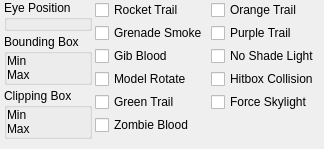
SamVanheer/HalfLifeAssetManager, file src/hlam/plugins/halflife/studiomodel/ui/dockpanels/ModelDataPanel.ui: the form before one commit.
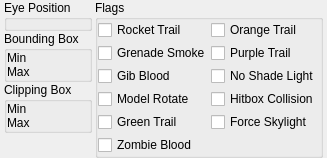
The form after the commit. Custom widgets are drawn as their Qt base class.

Commit message: Replace SimpleVector3Edit with ShortVector3Edit

```diff
--- a/src/hlam/plugins/halflife/studiomodel/ui/dockpanels/ModelDataPanel.ui
+++ b/src/hlam/plugins/halflife/studiomodel/ui/dockpanels/ModelDataPanel.ui
@@ -6,14 +6,14 @@
    <rect>
     <x>0</x>
     <y>0</y>
-    <width>281</width>
-    <height>136</height>
+    <width>280</width>
+    <height>137</height>
    </rect>
   </property>
   <property name="windowTitle">
    <string>Form</string>
   </property>
-  <layout class="QHBoxLayout" name="horizontalLayout">
+  <layout class="QHBoxLayout" name="MainLayout">
    <property name="spacing">
     <number>3</number>
    </property>
@@ -33,31 +33,25 @@
     <number>0</number>
    </property>
    <item>
-    <layout class="QVBoxLayout" name="verticalLayout_3">
-     <property name="bottomMargin">
-      <number>10</number>
-     </property>
-     <item>
-      <widget class="QGroupBox" name="groupBox">
-       <property name="sizePolicy">
-        <sizepolicy hsizetype="Preferred" vsizetype="Preferred">
-         <horstretch>0</horstretch>
-         <verstretch>0</verstretch>
-        </sizepolicy>
-       </property>
-       <property name="layoutDirection">
-        <enum>Qt::LeftToRight</enum>
-       </property>
-       <property name="title">
-        <string>Eye Position</string>
-       </property>
-       <property name="flat">
-        <bool>true</bool>
-       </property>
        <layout class="QVBoxLayout" name="verticalLayout">
         <property name="spacing">
          <number>0</number>
         </property>
+     <property name="bottomMargin">
+      <number>0</number>
+     </property>
+     <item>
+      <widget class="QGroupBox" name="EyePositionBox">
+       <property name="title">
+        <string>Eye Position</string>
+       </property>
+       <property name="flat">
+        <bool>true</bool>
+       </property>
+       <layout class="QHBoxLayout" name="horizontalLayout_9">
+        <property name="spacing">
+         <number>0</number>
+        </property>
         <property name="leftMargin">
          <number>0</number>
         </property>
@@ -71,45 +65,36 @@
          <number>0</number>
         </property>
         <item>
-         <widget class="qt::widgets::SimpleVector3Edit" name="EyePosition" native="true">
-          <property name="sizePolicy">
-           <sizepolicy hsizetype="Preferred" vsizetype="Preferred">
-            <horstretch>0</horstretch>
-            <verstretch>0</verstretch>
-           </sizepolicy>
+         <spacer name="horizontalSpacer">
+          <property name="orientation">
+           <enum>Qt::Horizontal</enum>
           </property>
-          <property name="minimumSize">
+          <property name="sizeHint" stdset="0">
            <size>
             <width>0</width>
             <height>0</height>
            </size>
           </property>
-          <property name="maximumSize">
-           <size>
-            <width>16777215</width>
-            <height>16777215</height>
-           </size>
-          </property>
-         </widget>
+         </spacer>
+        </item>
+        <item>
+         <widget class="qt::widgets::ShortVector3Edit" name="EyePosition" native="true"/>
         </item>
        </layout>
       </widget>
      </item>
      <item>
-      <widget class="QGroupBox" name="groupBox_2">
-       <property name="sizePolicy">
-        <sizepolicy hsizetype="Preferred" vsizetype="Preferred">
-         <horstretch>0</horstretch>
-         <verstretch>0</verstretch>
-        </sizepolicy>
-       </property>
+      <widget class="QGroupBox" name="groupBox_4">
        <property name="title">
         <string>Bounding Box</string>
        </property>
        <property name="flat">
         <bool>true</bool>
        </property>
-       <layout class="QGridLayout" name="gridLayout">
+       <layout class="QVBoxLayout" name="verticalLayout_5">
+        <property name="spacing">
+         <number>0</number>
+        </property>
         <property name="leftMargin">
          <number>0</number>
         </property>
@@ -122,97 +107,55 @@
         <property name="bottomMargin">
          <number>0</number>
         </property>
-        <property name="verticalSpacing">
+        <item>
+         <layout class="QHBoxLayout" name="BBoxMinLayout">
+          <property name="spacing">
          <number>0</number>
         </property>
-        <item row="1" column="0">
-         <widget class="QLabel" name="label_2">
-          <property name="sizePolicy">
-           <sizepolicy hsizetype="Fixed" vsizetype="Preferred">
-            <horstretch>0</horstretch>
-            <verstretch>0</verstretch>
-           </sizepolicy>
-          </property>
-          <property name="text">
-           <string>Max</string>
-          </property>
-         </widget>
-        </item>
-        <item row="1" column="1">
-         <widget class="qt::widgets::SimpleVector3Edit" name="BBoxMax" native="true">
-          <property name="sizePolicy">
-           <sizepolicy hsizetype="Preferred" vsizetype="Preferred">
-            <horstretch>0</horstretch>
-            <verstretch>0</verstretch>
-           </sizepolicy>
-          </property>
-          <property name="minimumSize">
-           <size>
-            <width>0</width>
-            <height>0</height>
-           </size>
-          </property>
-          <property name="maximumSize">
-           <size>
-            <width>16777215</width>
-            <height>16777215</height>
-           </size>
-          </property>
-         </widget>
-        </item>
-        <item row="0" column="1">
-         <widget class="qt::widgets::SimpleVector3Edit" name="BBoxMin" native="true">
-          <property name="sizePolicy">
-           <sizepolicy hsizetype="Preferred" vsizetype="Preferred">
-            <horstretch>0</horstretch>
-            <verstretch>0</verstretch>
-           </sizepolicy>
-          </property>
-          <property name="minimumSize">
-           <size>
-            <width>0</width>
-            <height>0</height>
-           </size>
-          </property>
-          <property name="maximumSize">
-           <size>
-            <width>16777215</width>
-            <height>16777215</height>
-           </size>
-          </property>
-         </widget>
-        </item>
-        <item row="0" column="0">
-         <widget class="QLabel" name="label">
-          <property name="sizePolicy">
-           <sizepolicy hsizetype="Fixed" vsizetype="Preferred">
-            <horstretch>0</horstretch>
-            <verstretch>0</verstretch>
-           </sizepolicy>
-          </property>
+          <item>
+           <widget class="QLabel" name="label_8">
           <property name="text">
            <string>Min</string>
           </property>
          </widget>
         </item>
-       </layout>
-      </widget>
+          <item>
+           <widget class="qt::widgets::ShortVector3Edit" name="BBoxMin" native="true"/>
+          </item>
+         </layout>
      </item>
      <item>
-      <widget class="QGroupBox" name="groupBox_3">
-       <property name="sizePolicy">
-        <sizepolicy hsizetype="Preferred" vsizetype="Preferred">
-         <horstretch>0</horstretch>
-         <verstretch>0</verstretch>
-        </sizepolicy>
-       </property>
+         <layout class="QHBoxLayout" name="BBoxMaxLayout">
+          <property name="spacing">
+           <number>0</number>
+          </property>
+          <item>
+           <widget class="QLabel" name="label_9">
+            <property name="text">
+             <string>Max</string>
+            </property>
+           </widget>
+          </item>
+          <item>
+           <widget class="qt::widgets::ShortVector3Edit" name="BBoxMax" native="true"/>
+          </item>
+         </layout>
+        </item>
+       </layout>
+      </widget>
+     </item>
+     <item>
+      <widget class="QGroupBox" name="groupBox_5">
        <property name="title">
         <string>Clipping Box</string>
        </property>
        <property name="flat">
         <bool>true</bool>
        </property>
-       <layout class="QGridLayout" name="gridLayout_2">
+       <layout class="QVBoxLayout" name="verticalLayout_7">
+        <property name="spacing">
+         <number>0</number>
+        </property>
         <property name="leftMargin">
          <number>0</number>
         </property>
@@ -225,84 +168,45 @@
         <property name="bottomMargin">
          <number>0</number>
         </property>
-        <property name="verticalSpacing">
+        <item>
+         <layout class="QHBoxLayout" name="CBoxMinLayout">
+          <property name="spacing">
          <number>0</number>
         </property>
-        <item row="0" column="1">
-         <widget class="qt::widgets::SimpleVector3Edit" name="CBoxMin" native="true">
-          <property name="sizePolicy">
-           <sizepolicy hsizetype="Preferred" vsizetype="Preferred">
-            <horstretch>0</horstretch>
-            <verstretch>0</verstretch>
-           </sizepolicy>
-          </property>
-          <property name="minimumSize">
-           <size>
-            <width>0</width>
-            <height>0</height>
-           </size>
-          </property>
-          <property name="maximumSize">
-           <size>
-            <width>16777215</width>
-            <height>16777215</height>
-           </size>
-          </property>
-         </widget>
-        </item>
-        <item row="0" column="0">
-         <widget class="QLabel" name="label_3">
-          <property name="sizePolicy">
-           <sizepolicy hsizetype="Fixed" vsizetype="Preferred">
-            <horstretch>0</horstretch>
-            <verstretch>0</verstretch>
-           </sizepolicy>
-          </property>
+          <item>
+           <widget class="QLabel" name="label_10">
           <property name="text">
            <string>Min</string>
           </property>
          </widget>
         </item>
-        <item row="1" column="0">
-         <widget class="QLabel" name="label_4">
-          <property name="sizePolicy">
-           <sizepolicy hsizetype="Fixed" vsizetype="Preferred">
-            <horstretch>0</horstretch>
-            <verstretch>0</verstretch>
-           </sizepolicy>
+          <item>
+           <widget class="qt::widgets::ShortVector3Edit" name="CBoxMin" native="true"/>
+          </item>
+         </layout>
+        </item>
+        <item>
+         <layout class="QHBoxLayout" name="CBoxMaxLayout">
+          <property name="spacing">
+           <number>0</number>
           </property>
+          <item>
+           <widget class="QLabel" name="label_11">
           <property name="text">
            <string>Max</string>
           </property>
          </widget>
         </item>
-        <item row="1" column="1">
-         <widget class="qt::widgets::SimpleVector3Edit" name="CBoxMax" native="true">
-          <property name="sizePolicy">
-           <sizepolicy hsizetype="Preferred" vsizetype="Preferred">
-            <horstretch>0</horstretch>
-            <verstretch>0</verstretch>
-           </sizepolicy>
-          </property>
-          <property name="minimumSize">
-           <size>
-            <width>0</width>
-            <height>0</height>
-           </size>
-          </property>
-          <property name="maximumSize">
-           <size>
-            <width>16777215</width>
-            <height>16777215</height>
-           </size>
-          </property>
-         </widget>
-        </item>
-       </layout>
+          <item>
+           <widget class="qt::widgets::ShortVector3Edit" name="CBoxMax" native="true"/>
+          </item>
+         </layout>
+        </item>
+       </layout>
       </widget>
      </item>
      <item>
-      <spacer name="verticalSpacer_4">
+      <spacer name="verticalSpacer_2">
        <property name="orientation">
         <enum>Qt::Vertical</enum>
        </property>
@@ -316,6 +220,30 @@
      </item>
     </layout>
    </item>
+   <item>
+    <widget class="QGroupBox" name="groupBox">
+     <property name="title">
+      <string>Flags</string>
+     </property>
+     <property name="flat">
+      <bool>true</bool>
+     </property>
+     <layout class="QHBoxLayout" name="horizontalLayout_3">
+      <property name="spacing">
+       <number>0</number>
+      </property>
+      <property name="leftMargin">
+       <number>0</number>
+      </property>
+      <property name="topMargin">
+       <number>0</number>
+      </property>
+      <property name="rightMargin">
+       <number>0</number>
+      </property>
+      <property name="bottomMargin">
+       <number>0</number>
+      </property>
    <item>
     <layout class="QVBoxLayout" name="verticalLayout_4">
      <property name="spacing">
@@ -438,11 +366,14 @@
    </item>
   </layout>
  </widget>
+   </item>
+  </layout>
+ </widget>
  <customwidgets>
   <customwidget>
-   <class>qt::widgets::SimpleVector3Edit</class>
+   <class>qt::widgets::ShortVector3Edit</class>
    <extends>QWidget</extends>
-   <header>qt/widgets/SimpleVector3Edit.hpp</header>
+   <header>qt/widgets/ShortVector3Edit.hpp</header>
    <container>1</container>
   </customwidget>
  </customwidgets>
```
Lines whose indentation alone changed are shown as unchanged. The commit also changes 23 other files.
